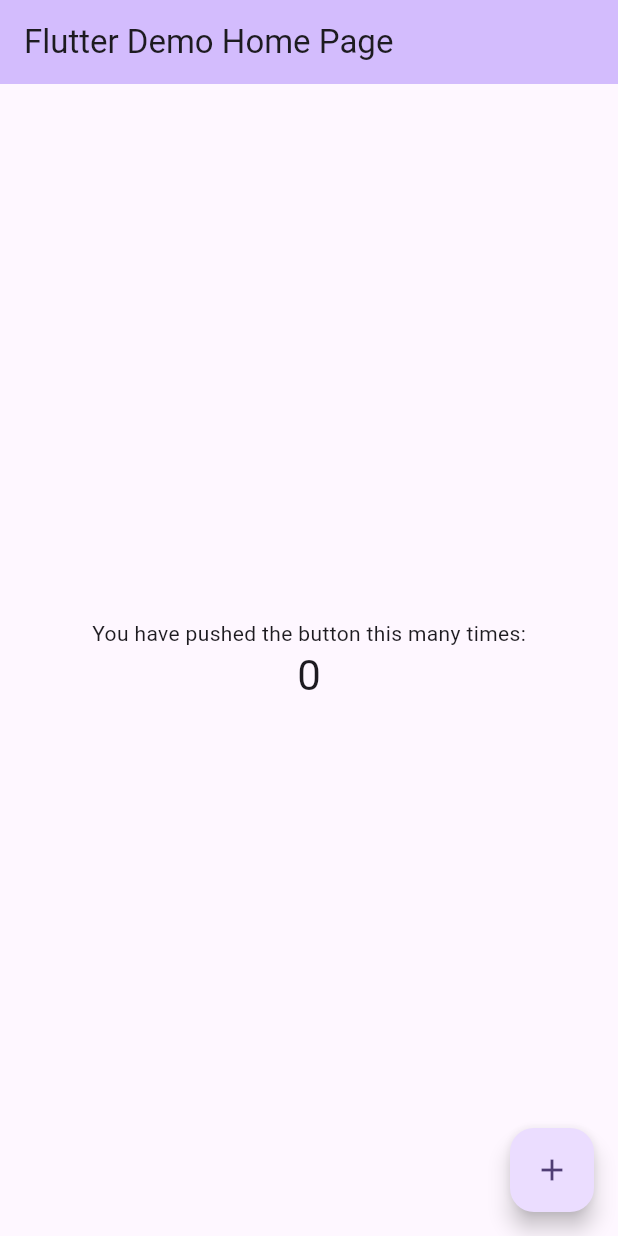
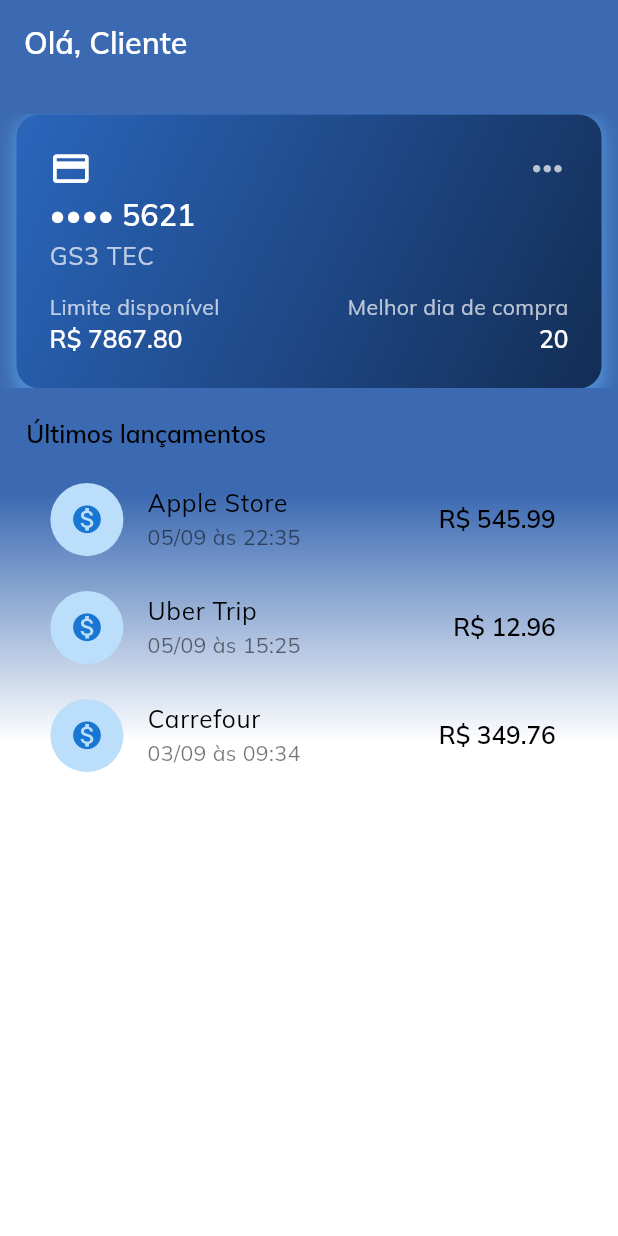
Before and after one commit to anaGomide/banco, a Flutter app: the screen it shows after launch, on a phone screen of 412 x 824 dp. Run offline on Flutter 3.47's test engine with Material 3 defaults, Android fonts, the phone set to English and light mode, and no system bars; our stand-ins replace flutter_screenutil, google_fonts.

Commit message:
Feat - estrutura inicial do app, criação de model, view, modelview, theme text

```diff
--- a/lib/main.dart
+++ b/lib/main.dart
@@ -1,125 +1,48 @@
 import 'package:flutter/material.dart';
+import 'package:flutter_screenutil/flutter_screenutil.dart';
+import 'package:google_fonts/google_fonts.dart';
+
+import 'views/home_screen.dart';
 
 void main() {
-  runApp(const MyApp());
+  runApp(MyApp());
 }
 
 class MyApp extends StatelessWidget {
   const MyApp({super.key});
 
-  // This widget is the root of your application.
   @override
   Widget build(BuildContext context) {
-    return MaterialApp(
-      title: 'Flutter Demo',
-      theme: ThemeData(
-        // This is the theme of your application.
-        //
-        // TRY THIS: Try running your application with "flutter run". You'll see
-        // the application has a purple toolbar. Then, without quitting the app,
-        // try changing the seedColor in the colorScheme below to Colors.green
-        // and then invoke "hot reload" (save your changes or press the "hot
-        // reload" button in a Flutter-supported IDE, or press "r" if you used
-        // the command line to start the app).
-        //
-        // Notice that the counter didn't reset back to zero; the application
-        // state is not lost during the reload. To reset the state, use hot
-        // restart instead.
-        //
-        // This works for code too, not just values: Most code changes can be
-        // tested with just a hot reload.
-        colorScheme: ColorScheme.fromSeed(seedColor: Colors.deepPurple),
-        useMaterial3: true,
-      ),
-      home: const MyHomePage(title: 'Flutter Demo Home Page'),
+    return ScreenUtilInit(
+      designSize: Size(375, 812),
+      minTextAdapt: true,
+      splitScreenMode: true,
+      builder: (context, child) {
+        return MaterialApp(
+          debugShowCheckedModeBanner: false,
+          theme: ThemeData(
+            fontFamily: GoogleFonts.mulish().fontFamily,
+            textTheme: TextTheme(
+              displayLarge: GoogleFonts.mulish(fontSize: 32.sp, fontWeight: FontWeight.bold, color: Colors.black),
+              displayMedium: GoogleFonts.mulish(fontSize: 28.sp, fontWeight: FontWeight.bold, color: Colors.black),
+              displaySmall: GoogleFonts.mulish(fontSize: 24.sp, fontWeight: FontWeight.bold, color: Colors.black),
+              headlineLarge: GoogleFonts.mulish(fontSize: 22.sp, fontWeight: FontWeight.w700, color: Colors.black),
+              headlineMedium: GoogleFonts.mulish(fontSize: 20.sp, fontWeight: FontWeight.w600, color: Colors.black),
+              headlineSmall: GoogleFonts.mulish(fontSize: 18.sp, fontWeight: FontWeight.w500, color: Colors.black),
+              titleLarge: GoogleFonts.mulish(fontSize: 16.sp, fontWeight: FontWeight.w600, color: Colors.black),
+              titleMedium: GoogleFonts.mulish(fontSize: 14.sp, fontWeight: FontWeight.w500, color: Colors.black54),
+              titleSmall: GoogleFonts.mulish(fontSize: 12.sp, fontWeight: FontWeight.w400, color: Colors.black54),
+              bodyLarge: GoogleFonts.mulish(fontSize: 16.sp, fontWeight: FontWeight.normal, color: Colors.black),
+              bodyMedium: GoogleFonts.mulish(fontSize: 14.sp, fontWeight: FontWeight.normal, color: Colors.black54),
+              bodySmall: GoogleFonts.mulish(fontSize: 12.sp, fontWeight: FontWeight.normal, color: Colors.black54),
+              labelLarge: GoogleFonts.mulish(fontSize: 16.sp, fontWeight: FontWeight.w600, color: Colors.black),
+              labelMedium: GoogleFonts.mulish(fontSize: 14.sp, fontWeight: FontWeight.w500, color: Colors.black),
+              labelSmall: GoogleFonts.mulish(fontSize: 12.sp, fontWeight: FontWeight.w400, color: Colors.black),
+            ),
+          ),
+          home: HomeScreen(),
+        );
+      },
     );
   }
 }
-
-class MyHomePage extends StatefulWidget {
-  const MyHomePage({super.key, required this.title});
-
-  // This widget is the home page of your application. It is stateful, meaning
-  // that it has a State object (defined below) that contains fields that affect
-  // how it looks.
-
-  // This class is the configuration for the state. It holds the values (in this
-  // case the title) provided by the parent (in this case the App widget) and
-  // used by the build method of the State. Fields in a Widget subclass are
-  // always marked "final".
-
-  final String title;
-
-  @override
-  State<MyHomePage> createState() => _MyHomePageState();
-}
-
-class _MyHomePageState extends State<MyHomePage> {
-  int _counter = 0;
-
-  void _incrementCounter() {
-    setState(() {
-      // This call to setState tells the Flutter framework that something has
-      // changed in this State, which causes it to rerun the build method below
-      // so that the display can reflect the updated values. If we changed
-      // _counter without calling setState(), then the build method would not be
-      // called again, and so nothing would appear to happen.
-      _counter++;
-    });
-  }
-
-  @override
-  Widget build(BuildContext context) {
-    // This method is rerun every time setState is called, for instance as done
-    // by the _incrementCounter method above.
-    //
-    // The Flutter framework has been optimized to make rerunning build methods
-    // fast, so that you can just rebuild anything that needs updating rather
-    // than having to individually change instances of widgets.
-    return Scaffold(
-      appBar: AppBar(
-        // TRY THIS: Try changing the color here to a specific color (to
-        // Colors.amber, perhaps?) and trigger a hot reload to see the AppBar
-        // change color while the other colors stay the same.
-        backgroundColor: Theme.of(context).colorScheme.inversePrimary,
-        // Here we take the value from the MyHomePage object that was created by
-        // the App.build method, and use it to set our appbar title.
-        title: Text(widget.title),
-      ),
-      body: Center(
-        // Center is a layout widget. It takes a single child and positions it
-        // in the middle of the parent.
-        child: Column(
-          // Column is also a layout widget. It takes a list of children and
-          // arranges them vertically. By default, it sizes itself to fit its
-          // children horizontally, and tries to be as tall as its parent.
-          //
-          // Column has various properties to control how it sizes itself and
-          // how it positions its children. Here we use mainAxisAlignment to
-          // center the children vertically; the main axis here is the vertical
-          // axis because Columns are vertical (the cross axis would be
-          // horizontal).
-          //
-          // TRY THIS: Invoke "debug painting" (choose the "Toggle Debug Paint"
-          // action in the IDE, or press "p" in the console), to see the
-          // wireframe for each widget.
-          mainAxisAlignment: MainAxisAlignment.center,
-          children: <Widget>[
-            const Text(
-              'You have pushed the button this many times:',
-            ),
-            Text(
-              '$_counter',
-              style: Theme.of(context).textTheme.headlineMedium,
-            ),
-          ],
-        ),
-      ),
-      floatingActionButton: FloatingActionButton(
-        onPressed: _incrementCounter,
-        tooltip: 'Increment',
-        child: const Icon(Icons.add),
-      ), // This trailing comma makes auto-formatting nicer for build methods.
-    );
-  }
-}
--- /dev/null
+++ b/lib/models/card_model.dart
@@ -0,0 +1,19 @@
+import 'trasaction_model.dart';
+
+class CardModel {
+  final String id;
+  final String lastDigits;
+  final String name;
+  final double availableLimit;
+  final int bestPurchaseDay;
+  final List<TransactionModel> transactions;
+
+  CardModel({
+    required this.id,
+    required this.lastDigits,
+    required this.name,
+    required this.availableLimit,
+    required this.bestPurchaseDay,
+    required this.transactions,
+  });
+}
--- /dev/null
+++ b/lib/models/trasaction_model.dart
@@ -0,0 +1,15 @@
+class TransactionModel {
+  final String title;
+  final String date;
+  final double amount;
+  final String type; // "Entrada" ou "Saída"
+  final String category;
+
+  TransactionModel({
+    required this.title,
+    required this.date,
+    required this.amount,
+    required this.type,
+    required this.category,
+  });
+}
--- /dev/null
+++ b/lib/viewmodels/card_viewmodel.dart
@@ -0,0 +1,43 @@
+import 'package:flutter/material.dart';
+
+import '../models/card_model.dart';
+import '../models/trasaction_model.dart';
+
+class CardViewModel {
+  final ValueNotifier<int> selectedCardIndex = ValueNotifier<int>(0);
+
+  final List<CardModel> _cards = [
+    CardModel(
+      id: "1",
+      lastDigits: "5621",
+      name: "GS3 TEC",
+      availableLimit: 7867.80,
+      bestPurchaseDay: 20,
+      transactions: [
+        TransactionModel(title: "Apple Store", date: "05/09 às 22:35", amount: 545.99, type: "Saída", category: "Eletrônicos"),
+        TransactionModel(title: "Uber Trip", date: "05/09 às 15:25", amount: 12.96, type: "Saída", category: "Transporte"),
+        TransactionModel(title: "Carrefour", date: "03/09 às 09:34", amount: 349.76, type: "Saída", category: "Supermercado"),
+      ],
+    ),
+    CardModel(
+      id: "2",
+      lastDigits: "9876",
+      name: "Visa Gold",
+      availableLimit: 4520.00,
+      bestPurchaseDay: 15,
+      transactions: [
+        TransactionModel(title: "Netflix", date: "06/09 às 21:00", amount: 39.90, type: "Saída", category: "Entretenimento"),
+        TransactionModel(title: "McDonald's", date: "06/09 às 12:45", amount: 25.50, type: "Saída", category: "Alimentação"),
+        TransactionModel(title: "Farmácia", date: "05/09 às 10:30", amount: 78.90, type: "Saída", category: "Saúde"),
+      ],
+    ),
+  ];
+
+  List<CardModel> get cards => _cards;
+
+  CardModel get selectedCard => _cards[selectedCardIndex.value];
+
+  void changeCard(int index) {
+    selectedCardIndex.value = index;
+  }
+}
--- /dev/null
+++ b/lib/views/home_screen.dart
@@ -0,0 +1,111 @@
+import 'package:flutter/material.dart';
+import 'package:flutter_screenutil/flutter_screenutil.dart';
+
+import '../models/trasaction_model.dart';
+import '../viewmodels/card_viewmodel.dart';
+import '../widgets/card_widget.dart';
+
+class HomeScreen extends StatefulWidget {
+  @override
+  _HomeScreenState createState() => _HomeScreenState();
+}
+
+class _HomeScreenState extends State<HomeScreen> {
+  final CardViewModel _cardViewModel = CardViewModel();
+  late PageController _pageController;
+
+  @override
+  void initState() {
+    super.initState();
+    _pageController = PageController(initialPage: 0);
+  }
+
+  @override
+  Widget build(BuildContext context) {
+    return Scaffold(
+      body: Container(
+        decoration: BoxDecoration(
+          gradient: LinearGradient(
+            colors: [Color(0xFF3C6AB2), Colors.white],
+            begin: Alignment.topCenter,
+            end: Alignment.bottomCenter,
+            stops: [0.4, 0.6],
+          ),
+        ),
+        child: Column(
+          children: [
+            AppBar(
+              backgroundColor: Colors.transparent,
+              elevation: 0,
+              title: Text(
+                "Olá, Cliente",
+                style: Theme.of(context).textTheme.headlineMedium!.copyWith(color: Colors.white),
+              ),
+            ),
+            SizedBox(height: 20.h),
+            SizedBox(
+              height: 180.h,
+              child: PageView.builder(
+                controller: _pageController,
+                onPageChanged: (index) {
+                  setState(() {
+                    _cardViewModel.changeCard(index);
+                  });
+                },
+                itemCount: _cardViewModel.cards.length,
+                itemBuilder: (context, index) {
+                  return CardWidget(
+                    card: _cardViewModel.cards[index],
+                    isSelected: index == _cardViewModel.selectedCardIndex.value,
+                  );
+                },
+              ),
+            ),
+            SizedBox(height: 20.h),
+            Padding(
+              padding: EdgeInsets.symmetric(horizontal: 16.w),
+              child: Align(
+                alignment: Alignment.centerLeft,
+                child: Text(
+                  "Últimos lançamentos",
+                  style: Theme.of(context).textTheme.titleLarge,
+                ),
+              ),
+            ),
+            Expanded(
+              child: ValueListenableBuilder<int>(
+                valueListenable: _cardViewModel.selectedCardIndex,
+                builder: (context, index, _) {
+                  List<TransactionModel> transactions = _cardViewModel.cards[index].transactions;
+                  return ListView.builder(
+                    padding: EdgeInsets.symmetric(horizontal: 16.w, vertical: 10.h),
+                    itemCount: transactions.length,
+                    itemBuilder: (context, i) {
+                      return _transactionItem(transactions[i]);
+                    },
+                  );
+                },
+              ),
+            ),
+          ],
+        ),
+      ),
+    );
+  }
+
+  Widget _transactionItem(TransactionModel transaction) {
+    return ListTile(
+      leading: CircleAvatar(
+        radius: 24.r,
+        backgroundColor: Colors.blue.shade100,
+        child: Icon(Icons.monetization_on, color: Colors.blue.shade700, size: 22.sp),
+      ),
+      title: Text(transaction.title, style: Theme.of(context).textTheme.bodyLarge),
+      subtitle: Text(transaction.date, style: Theme.of(context).textTheme.bodyMedium),
+      trailing: Text(
+        "R\$ ${transaction.amount.toStringAsFixed(2)}",
+        style: Theme.of(context).textTheme.titleLarge,
+      ),
+    );
+  }
+}
--- /dev/null
+++ b/lib/widgets/card_widget.dart
@@ -0,0 +1,90 @@
+import 'package:flutter/material.dart';
+import 'package:flutter_screenutil/flutter_screenutil.dart';
+
+import '../models/card_model.dart';
+
+class CardWidget extends StatelessWidget {
+  final CardModel card;
+  final bool isSelected;
+
+  CardWidget({required this.card, required this.isSelected});
+
+  @override
+  Widget build(BuildContext context) {
+    return Container(
+      margin: EdgeInsets.symmetric(horizontal: 10.w),
+      padding: EdgeInsets.all(20.w),
+      width: 320.w,
+      height: 180.h,
+      decoration: BoxDecoration(
+        gradient: isSelected
+            ? LinearGradient(
+                colors: [Color(0xFF2B66BC), Color(0xFF132D55)],
+                begin: Alignment.topLeft,
+                end: Alignment.bottomRight,
+              )
+            : LinearGradient(
+                colors: [Colors.grey.shade300, Colors.grey.shade100],
+                begin: Alignment.topLeft,
+                end: Alignment.bottomRight,
+              ),
+        borderRadius: BorderRadius.circular(15.r),
+        boxShadow: [
+          if (isSelected)
+            BoxShadow(
+              color: Colors.blue.shade300.withOpacity(0.5),
+              blurRadius: 8.r,
+              spreadRadius: 2.r,
+              offset: Offset(0, 4),
+            ),
+        ],
+      ),
+      child: SizedBox.expand(
+        // 🔹 Evita que o conteúdo ultrapasse o Container
+        child: Column(
+          mainAxisSize: MainAxisSize.min, // 🔹 Faz com que a Column ocupe apenas o espaço necessário
+          mainAxisAlignment: MainAxisAlignment.spaceBetween,
+          crossAxisAlignment: CrossAxisAlignment.start,
+          children: [
+            Row(
+              mainAxisAlignment: MainAxisAlignment.spaceBetween,
+              children: [
+                Icon(Icons.credit_card, color: Colors.white, size: 28.sp),
+                Icon(Icons.more_horiz, color: Colors.white70, size: 28.sp),
+              ],
+            ),
+            Text(
+              "•••• ${card.lastDigits}",
+              style: Theme.of(context).textTheme.headlineMedium!.copyWith(color: Colors.white),
+            ),
+            Text(
+              card.name,
+              style: Theme.of(context).textTheme.bodyLarge!.copyWith(color: Colors.white70),
+            ),
+            SizedBox(height: 5.h), // 🔹 Reduz o espaçamento para evitar overflow
+            Row(
+              mainAxisAlignment: MainAxisAlignment.spaceBetween,
+              children: [
+                Column(
+                  crossAxisAlignment: CrossAxisAlignment.start,
+                  children: [
+                    Text("Limite disponível", style: Theme.of(context).textTheme.bodyMedium!.copyWith(color: Colors.white70)),
+                    Text("R\$ ${card.availableLimit.toStringAsFixed(2)}",
+                        style: Theme.of(context).textTheme.labelLarge!.copyWith(color: Colors.white)),
+                  ],
+                ),
+                Column(
+                  crossAxisAlignment: CrossAxisAlignment.end,
+                  children: [
+                    Text("Melhor dia de compra", style: Theme.of(context).textTheme.bodyMedium!.copyWith(color: Colors.white70)),
+                    Text("${card.bestPurchaseDay}", style: Theme.of(context).textTheme.labelLarge!.copyWith(color: Colors.white)),
+                  ],
+                ),
+              ],
+            ),
+          ],
+        ),
+      ),
+    );
+  }
+}
--- a/pubspec.yaml
+++ b/pubspec.yaml
@@ -34,6 +34,8 @@ dependencies:
   # The following adds the Cupertino Icons font to your application.
   # Use with the CupertinoIcons class for iOS style icons.
   cupertino_icons: ^1.0.8
+  flutter_screenutil: ^5.9.3
+  google_fonts: ^6.2.1
 
 dev_dependencies:
   flutter_test:
```
